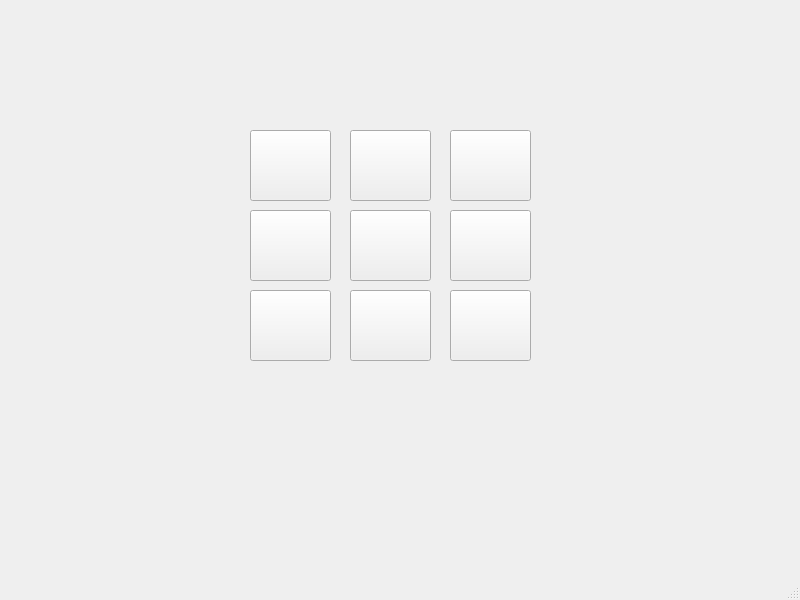
Old version of the form mainwindow.ui in the repository akahardzzz0011/tictactoe.
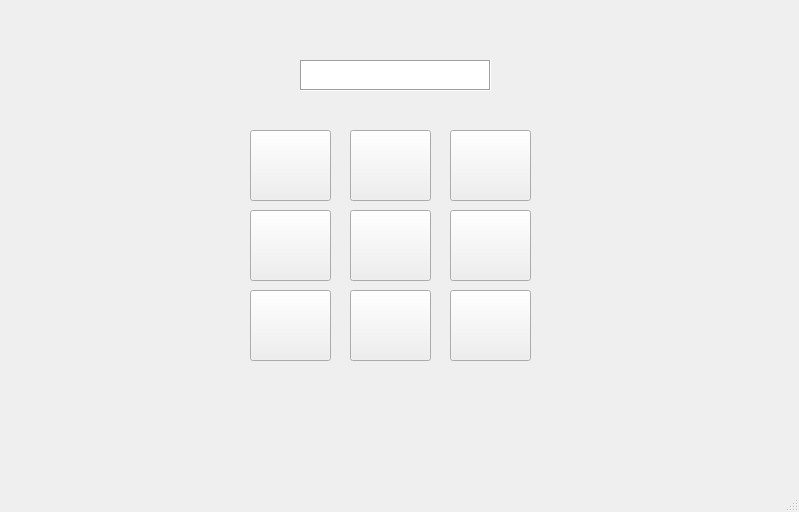
New version of the form.

Commit message: buttons working properly

Patch:
```diff
--- a/mainwindow.ui
+++ b/mainwindow.ui
@@ -6,8 +6,8 @@
    <rect>
     <x>0</x>
     <y>0</y>
-    <width>800</width>
-    <height>600</height>
+    <width>799</width>
+    <height>512</height>
    </rect>
   </property>
   <property name="windowTitle">
@@ -131,6 +131,19 @@
      <string/>
     </property>
    </widget>
+   <widget class="QTextEdit" name="textEditInfo">
+    <property name="geometry">
+     <rect>
+      <x>300</x>
+      <y>60</y>
+      <width>191</width>
+      <height>31</height>
+     </rect>
+    </property>
+    <property name="frameShape">
+     <enum>QFrame::Box</enum>
+    </property>
+   </widget>
   </widget>
   <widget class="QMenuBar" name="menubar">
    <property name="geometry">
```
Left out of the diff: 2 changed lines with no effect on the pictures. The commit also changes 2 other files.
